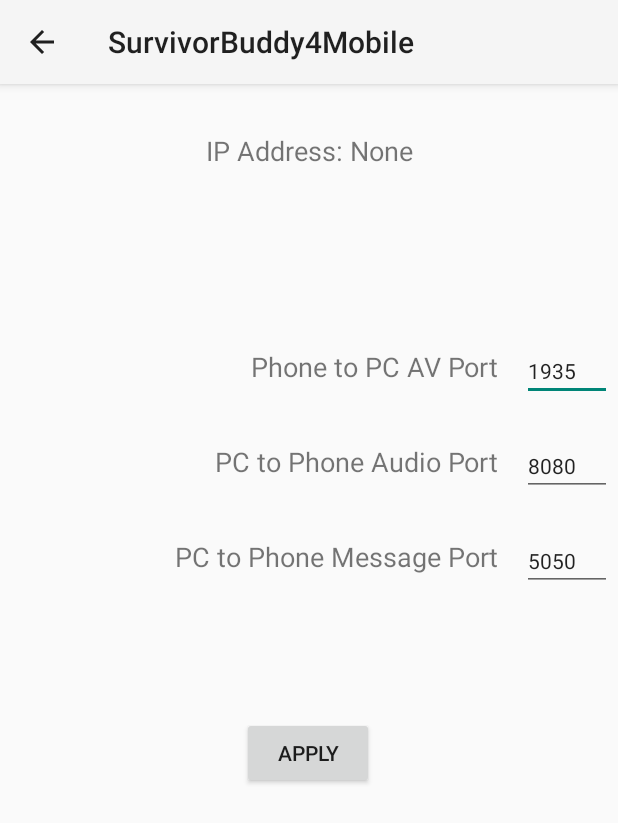
After one commit to khutes/SurvivorBuddy4Mobile, an Android app: the SettingsActivity screen opened directly, with no data from a screen before it, on a phone screen of 412 x 824 dp. The commit adds this screen. Shown: the top 823 px of the screen. Run offline under Robolectric (Android 15) with nearby library versions, the phone set to English and light mode, and no system bars.

Commit message:
Added settings page for port numbers

```diff
--- a/app/build.gradle
+++ b/app/build.gradle
@@ -36,6 +36,7 @@ dependencies {
     implementation 'androidx.appcompat:appcompat:1.2.0'
     implementation 'com.google.android.material:material:1.1.0'
     implementation 'androidx.constraintlayout:constraintlayout:2.0.2'
+    implementation 'androidx.preference:preference:1.1.1'
     testImplementation 'junit:junit:4.+'
     androidTestImplementation 'androidx.test.ext:junit:1.1.2'
     androidTestImplementation 'androidx.test.espresso:espresso-core:3.3.0'
--- a/app/src/main/java/com/example/survivorbuddy4mobile/MainActivity.java
+++ b/app/src/main/java/com/example/survivorbuddy4mobile/MainActivity.java
@@ -210,6 +210,11 @@ public class MainActivity extends AppCompatActivity{
         startActivity(new Intent(this, BuddyAudioActivity.class));
     }
 
+    public void startSettingsActivity(View view) {
+        Log.i(TAG, "startSettingsActivity");
+        startActivity(new Intent(this, SettingsActivity.class));
+    }
+
 
 
 
--- /dev/null
+++ b/app/src/main/java/com/example/survivorbuddy4mobile/SettingsActivity.java
@@ -0,0 +1,77 @@
+package com.example.survivorbuddy4mobile;
+
+import androidx.appcompat.app.AppCompatActivity;
+import androidx.preference.PreferenceManager;
+
+import android.content.SharedPreferences;
+import android.os.Bundle;
+import android.util.Log;
+import android.view.View;
+import android.widget.EditText;
+import android.widget.TextView;
+
+public class SettingsActivity extends AppCompatActivity {
+
+    String TAG = "[SB4] SettingsActivity";
+
+    SharedPreferences mPreferences;
+    SharedPreferences.Editor mEditor;
+    EditText rtspPortInput;
+    EditText audioPortInput;
+    EditText messagePortInput;
+    TextView ipDisplay;
+
+    int defaultRtspPort;
+    int defaultAudioPort;
+    int defaultMessagePort;
+
+    @Override
+    protected void onCreate(Bundle savedInstanceState) {
+        super.onCreate(savedInstanceState);
+        Log.i(TAG, "onCreate");
+        setContentView(R.layout.activity_settings);
+
+        rtspPortInput = (EditText) findViewById(R.id.rtsp_port_input);
+        audioPortInput = (EditText) findViewById(R.id.audio_port_input);
+        messagePortInput = (EditText) findViewById(R.id.message_port_input);
+
+        ipDisplay = (TextView) findViewById(R.id.ip_addr_text_view);
+
+
+    }
+
+    @Override
+    protected void onResume() {
+        super.onResume();
+
+        Log.i(TAG, "onResume");
+        String ipAddr = Utils.getIPAddress(true);
+        if(ipAddr.equals("")) {
+            ipAddr = "None";
+        }
+        ipAddr = "IP Address: " + ipAddr;
+        ipDisplay.setText(ipAddr);
+        Log.i(TAG, "IPADDR: " + Utils.getIPAddress(true));
+
+        defaultRtspPort = Integer.parseInt(getString(R.string.default_rtsp_port));
+        defaultAudioPort = Integer.parseInt(getString(R.string.default_audio_port));
+        defaultMessagePort = Integer.parseInt(getString(R.string.default_message_port));
+
+        mPreferences = PreferenceManager.getDefaultSharedPreferences(this);
+        rtspPortInput.setText(Integer.toString(mPreferences.getInt("rtspPort", defaultRtspPort)));
+        audioPortInput.setText(Integer.toString(mPreferences.getInt("audioPort", defaultAudioPort)));
+        messagePortInput.setText(Integer.toString(mPreferences.getInt("messagePort", defaultMessagePort)));
+
+    }
+
+    public void applySettings(View view) {
+
+        mEditor = mPreferences.edit();
+        mEditor.putInt("rtspPort", Integer.parseInt(String.valueOf(rtspPortInput.getText())));
+        mEditor.putInt("audioPort", Integer.parseInt(String.valueOf(audioPortInput.getText())));
+        mEditor.putInt("messagePort", Integer.parseInt(String.valueOf(messagePortInput.getText())));
+        mEditor.commit();
+
+    }
+
+}
--- a/app/src/main/res/layout/activity_main.xml
+++ b/app/src/main/res/layout/activity_main.xml
@@ -10,10 +10,11 @@
         android:id="@+id/rtsp_service_button"
         android:layout_width="wrap_content"
         android:layout_height="wrap_content"
-        android:layout_marginTop="24dp"
+        android:layout_marginTop="20dp"
         android:onClick="startStopRtsp"
         android:text="@string/start_stream_button"
         app:layout_constraintEnd_toEndOf="parent"
+        app:layout_constraintHorizontal_bias="0.498"
         app:layout_constraintStart_toStartOf="parent"
         app:layout_constraintTop_toBottomOf="@+id/rtsp_url" />
 
@@ -32,10 +33,11 @@
         android:id="@+id/start_message_activity_button"
         android:layout_width="wrap_content"
         android:layout_height="wrap_content"
-        android:layout_marginTop="92dp"
+        android:layout_marginTop="36dp"
         android:onClick="startMessageActivity"
         android:text="@string/message_activity_button"
         app:layout_constraintEnd_toEndOf="parent"
+        app:layout_constraintHorizontal_bias="0.512"
         app:layout_constraintStart_toStartOf="parent"
         app:layout_constraintTop_toBottomOf="@+id/rtsp_service_button" />
 
@@ -43,10 +45,23 @@
         android:id="@+id/audio_activity_button"
         android:layout_width="wrap_content"
         android:layout_height="wrap_content"
-        android:layout_marginTop="92dp"
+        android:layout_marginTop="36dp"
         android:onClick="startAudioActivity"
         android:text="@string/audio_activity_button"
         app:layout_constraintEnd_toEndOf="parent"
+        app:layout_constraintHorizontal_bias="0.513"
         app:layout_constraintStart_toStartOf="parent"
         app:layout_constraintTop_toBottomOf="@+id/start_message_activity_button" />
+
+    <Button
+        android:id="@+id/settings_button"
+        android:layout_width="202dp"
+        android:layout_height="41dp"
+        android:layout_marginTop="36dp"
+        android:onClick="startSettingsActivity"
+        android:text="@string/settings_button_label"
+        app:layout_constraintEnd_toEndOf="parent"
+        app:layout_constraintHorizontal_bias="0.497"
+        app:layout_constraintStart_toStartOf="parent"
+        app:layout_constraintTop_toBottomOf="@+id/audio_activity_button" />
 </androidx.constraintlayout.widget.ConstraintLayout>
--- /dev/null
+++ b/app/src/main/res/layout/activity_settings.xml
@@ -0,0 +1,117 @@
+<?xml version="1.0" encoding="utf-8"?>
+<androidx.constraintlayout.widget.ConstraintLayout xmlns:android="http://schemas.android.com/apk/res/android"
+    xmlns:app="http://schemas.android.com/apk/res-auto"
+    xmlns:tools="http://schemas.android.com/tools"
+    android:layout_width="match_parent"
+    android:layout_height="match_parent"
+    tools:context=".SettingsActivity">
+
+    <EditText
+        android:id="@+id/rtsp_port_input"
+        android:layout_width="60dp"
+        android:layout_height="35dp"
+        android:layout_marginTop="84dp"
+        android:layout_marginEnd="4dp"
+        android:ems="10"
+        android:hint="8080"
+        android:inputType="number"
+        android:textSize="14sp"
+        app:layout_constraintEnd_toEndOf="parent"
+        app:layout_constraintTop_toBottomOf="@+id/ip_addr_text_view" />
+
+    <TextView
+        android:id="@+id/rtsp_port_label"
+        android:layout_width="220dp"
+        android:layout_height="35dp"
+        android:layout_marginStart="16dp"
+        android:layout_marginTop="84dp"
+        android:layout_marginEnd="16dp"
+        android:text="@string/rtsp_port_label_text"
+        android:textAlignment="textEnd"
+        android:textSize="18sp"
+        app:layout_constraintEnd_toStartOf="@+id/rtsp_port_input"
+        app:layout_constraintHorizontal_bias="1.0"
+        app:layout_constraintStart_toStartOf="parent"
+        app:layout_constraintTop_toBottomOf="@+id/ip_addr_text_view" />
+
+    <TextView
+        android:id="@+id/audio_port_label"
+        android:layout_width="220dp"
+        android:layout_height="35dp"
+        android:layout_marginStart="16dp"
+        android:layout_marginTop="28dp"
+        android:layout_marginEnd="16dp"
+        android:text="@string/audio_port_label_text"
+        android:textAlignment="textEnd"
+        android:textSize="18sp"
+        app:layout_constraintEnd_toStartOf="@+id/audio_port_input"
+        app:layout_constraintHorizontal_bias="1.0"
+        app:layout_constraintStart_toStartOf="parent"
+        app:layout_constraintTop_toBottomOf="@+id/rtsp_port_label" />
+
+    <EditText
+        android:id="@+id/audio_port_input"
+        android:layout_width="60dp"
+        android:layout_height="35dp"
+        android:layout_marginTop="28dp"
+        android:layout_marginEnd="4dp"
+        android:ems="10"
+        android:hint="5050"
+        android:inputType="number"
+        android:textSize="14sp"
+        app:layout_constraintEnd_toEndOf="parent"
+        app:layout_constraintTop_toBottomOf="@+id/rtsp_port_input" />
+
+    <EditText
+        android:id="@+id/message_port_input"
+        android:layout_width="60dp"
+        android:layout_height="35dp"
+        android:layout_marginTop="28dp"
+        android:layout_marginEnd="4dp"
+        android:ems="10"
+        android:hint="5151"
+        android:inputType="number"
+        android:textSize="14sp"
+        app:layout_constraintEnd_toEndOf="parent"
+        app:layout_constraintTop_toBottomOf="@+id/audio_port_input" />
+
+    <TextView
+        android:id="@+id/message_port_label"
+        android:layout_width="220dp"
+        android:layout_height="35dp"
+        android:layout_marginStart="16dp"
+        android:layout_marginTop="28dp"
+        android:layout_marginEnd="16dp"
+        android:text="@string/message_port_label_text"
+        android:textAlignment="textEnd"
+        android:textSize="18sp"
+        app:layout_constraintEnd_toStartOf="@+id/message_port_input"
+        app:layout_constraintHorizontal_bias="1.0"
+        app:layout_constraintStart_toStartOf="parent"
+        app:layout_constraintTop_toBottomOf="@+id/audio_port_label" />
+
+    <TextView
+        android:id="@+id/ip_addr_text_view"
+        android:layout_width="181dp"
+        android:layout_height="60dp"
+        android:layout_marginTop="32dp"
+        android:text="@string/ip_addr_default_text"
+        android:textAlignment="center"
+        android:textSize="18sp"
+        app:layout_constraintEnd_toEndOf="parent"
+        app:layout_constraintStart_toStartOf="parent"
+        app:layout_constraintTop_toTopOf="parent" />
+
+    <Button
+        android:id="@+id/apply_button"
+        android:layout_width="wrap_content"
+        android:layout_height="wrap_content"
+        android:layout_marginTop="84dp"
+        android:onClick="applySettings"
+        android:text="@string/apply_setting_button_label"
+        app:layout_constraintEnd_toEndOf="parent"
+        app:layout_constraintHorizontal_bias="0.498"
+        app:layout_constraintStart_toStartOf="parent"
+        app:layout_constraintTop_toBottomOf="@+id/message_port_input" />
+
+</androidx.constraintlayout.widget.ConstraintLayout>
--- /dev/null
+++ b/app/src/main/res/values/keys.xml
@@ -0,0 +1,11 @@
+<?xml version="1.0" encoding="utf-8"?>
+<resources
+    xmlns:tools="http://schemas.android.com/tools"
+    tools:ignore="MissingTranslation">
+
+    <string name="key1">key1</string>
+    <string name="key2">key2</string>
+
+
+
+</resources>
--- a/app/src/main/res/values/strings.xml
+++ b/app/src/main/res/values/strings.xml
@@ -7,7 +7,35 @@
     <string name="message_activity_button">Show Messages</string>
     <string name="audio_activity_button">Audio Server Controls</string>
     <string name="message_textview_default"></string>
-    <string name="message_server_client_disconnect_message">_(CLIENT MESSAGE)client_disconnecting</string>
+    <string name="message_server_client_disconnect_message">_(CLIENT_MESSAGE)client_disconnecting</string>
     <string name="start_audio_service_button">Start Audio Server</string>
     <string name="stop_audio_service_button">Stop Audio Server</string>
+    <string name="title_activity_settings">SettingsActivity</string>
+    <string name="settings_button_label">Settings</string>
+
+    <string name="rtsp_port_label_text">Phone to PC AV Port</string>
+    <string name="audio_port_label_text">PC to Phone Audio Port</string>
+    <string name="message_port_label_text">PC to Phone Message Port</string>
+    <string name="apply_setting_button_label">Apply</string>
+
+    <string name="default_rtsp_port">1935</string>
+    <string name="default_audio_port">8080</string>
+    <string name="default_message_port">5050</string>
+
+    <string name="ip_addr_default_text">IP Address: None</string>
+
+    <!-- Preference Titles -->
+    <string name="messages_header">Messages</string>
+    <string name="sync_header">Sync</string>
+
+    <!-- Messages Preferences -->
+    <string name="signature_title">Your signature</string>
+    <string name="reply_title">Default reply action</string>
+
+    <!-- Sync Preferences -->
+    <string name="sync_title">Sync email periodically</string>
+    <string name="attachment_title">Download incoming attachments</string>
+    <string name="attachment_summary_on">Automatically download attachments for incoming emails
+    </string>
+    <string name="attachment_summary_off">Only download attachments when manually requested</string>
 </resources>
```
Also changed, not shown: app/src/main/AndroidManifest.xml (+6 -2 lines).
